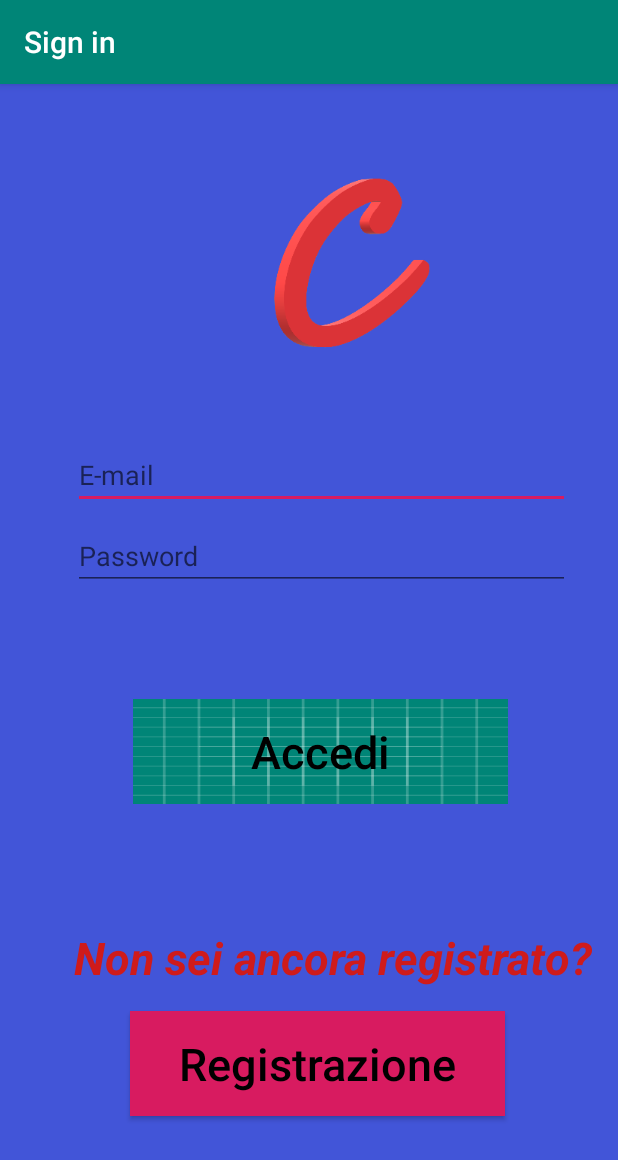
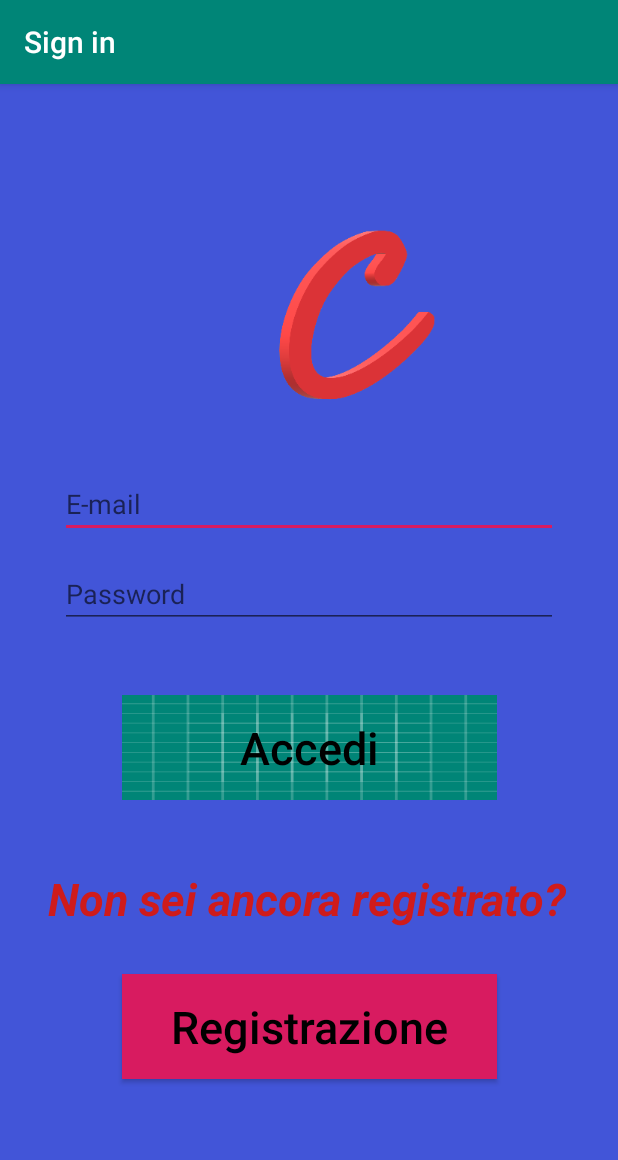
Before and after one commit to Mario-Volpe/Cicerone, an Android app: the screen it shows after launch (LoginActivity), after a tap on "Accesso", on a phone screen of 412 x 824 dp. Shown: the top 1160 px of the screen. Run offline under Robolectric (Android 15) with nearby library versions, the phone set to English and light mode, and no system bars.

Commit message:
Fixati bug relativi a login e registrazione.

```diff
--- a/app/src/main/java/com/example/cicerone/LoginActivity.java
+++ b/app/src/main/java/com/example/cicerone/LoginActivity.java
@@ -29,8 +29,6 @@ import com.example.cicerone.data.model.DBhelper;
 public class LoginActivity extends AppCompatActivity {
     private static final String TAG = "LoginActivity";
     private static final int REQUEST_SIGNUP = 0;
-
-    DBhelper db = new DBhelper(this);
 
     private EditText emailText;
     private EditText passwordText;
@@ -145,6 +143,8 @@ public class LoginActivity extends AppCompatActivity {
             emailText.setError(null);
         }
 
+        DBhelper db = new DBhelper(this);
+
         /*Verifico che l'email inserita esista per un utente registrato*/
         if (db.isSignedUp(validateUser))
         {
--- a/app/src/main/java/com/example/cicerone/MainActivity.java
+++ b/app/src/main/java/com/example/cicerone/MainActivity.java
@@ -9,19 +9,15 @@ import android.widget.Button;
 
 public class MainActivity extends AppCompatActivity {
 
-    private Button buttonLogin;
-    private Button buttonRegistration;
-
-
     @Override
     protected void onCreate(Bundle savedInstanceState) {
         super.onCreate(savedInstanceState);
         setContentView(R.layout.activity_main);
 
         //bottone che passa all'activity login
-        buttonLogin = (Button) findViewById(R.id.button_login);
+        Button buttonLogin = findViewById(R.id.button_login);
         //bottone che passa all'activity registrazione
-        buttonRegistration = (Button) findViewById(R.id.button_registrazione);
+        Button buttonRegistration = findViewById(R.id.button_registrazione);
 
         buttonLogin.setOnClickListener(new View.OnClickListener() {
             @Override
@@ -44,7 +40,6 @@ public class MainActivity extends AppCompatActivity {
         startActivity(Loginintent);
     }
 
-    //bisogna creare registration activity
     public void openActivityRegistration()
     {
         Intent RegistrationIntent = new Intent(this, RegistrationActivity.class);
--- a/app/src/main/java/com/example/cicerone/RegistrationActivity.java
+++ b/app/src/main/java/com/example/cicerone/RegistrationActivity.java
@@ -20,8 +20,6 @@ import java.util.Calendar;
 import java.util.Date;
 
 public class RegistrationActivity extends AppCompatActivity {
-
-    DBhelper  db = new DBhelper(this);
 
     private Utente nuovoUtente = new Utente();
 
@@ -57,6 +55,7 @@ public class RegistrationActivity extends AppCompatActivity {
                String emailUtenteStr = emailUtente.getText().toString().trim();
                String passwordUtenteStr = passwordUtente.getText().toString().trim();
                String passwordUtende2Str = passwordUtente2.getText().toString().trim();
+               DBhelper  db = new DBhelper(RegistrationActivity.super.getBaseContext());
 
                nuovoUtente.setNome(nomeUtenteStr);
                nuovoUtente.setCognome(cognomeUtenteStr);
--- a/app/src/main/res/layout/activity_login.xml
+++ b/app/src/main/res/layout/activity_login.xml
@@ -2,14 +2,9 @@
 <android.support.constraint.ConstraintLayout xmlns:android="http://schemas.android.com/apk/res/android"
     xmlns:app="http://schemas.android.com/apk/res-auto"
     xmlns:tools="http://schemas.android.com/tools"
-    android:id="@+id/container"
     android:layout_width="match_parent"
     android:layout_height="match_parent"
     android:background="#4255D8"
-    android:paddingLeft="@dimen/activity_horizontal_margin"
-    android:paddingTop="@dimen/activity_vertical_margin"
-    android:paddingRight="@dimen/activity_horizontal_margin"
-    android:paddingBottom="@dimen/activity_vertical_margin"
     tools:context=".LoginActivity">
 
     <Button
@@ -17,7 +12,7 @@
         style="@style/TextAppearance.AppCompat.Button"
         android:layout_width="250dp"
         android:layout_height="70dp"
-        android:layout_marginBottom="64dp"
+        android:layout_marginBottom="99dp"
         android:background="@color/colorAccent"
         android:text="Registrazione"
         android:textAllCaps="false"
@@ -27,42 +22,36 @@
         android:typeface="normal"
         app:layout_constraintBottom_toBottomOf="parent"
         app:layout_constraintEnd_toEndOf="parent"
-        app:layout_constraintHorizontal_bias="0.546"
         app:layout_constraintStart_toStartOf="parent"
-        app:layout_constraintTop_toBottomOf="@+id/button_login" />
+        app:layout_constraintTop_toBottomOf="@+id/textView" />
 
     <EditText
         android:id="@+id/username"
-        android:layout_width="331dp"
+        android:layout_width="0dp"
         android:layout_height="wrap_content"
+
         android:layout_marginStart="40dp"
-
         android:layout_marginLeft="40dp"
-        android:layout_marginTop="216dp"
-        android:layout_marginEnd="24dp"
-        android:layout_marginRight="24dp"
-        android:layout_marginBottom="3dp"
-        android:autofillHints="user@gmail.com"
+        android:layout_marginEnd="40dp"
+        android:layout_marginRight="40dp"
+        android:layout_marginBottom="9dp"
         android:hint="@string/prompt_email"
         android:inputType="textEmailAddress"
         android:selectAllOnFocus="true"
         app:layout_constraintBottom_toTopOf="@+id/password"
         app:layout_constraintEnd_toEndOf="parent"
         app:layout_constraintStart_toStartOf="parent"
-        app:layout_constraintTop_toTopOf="parent" />
+        app:layout_constraintTop_toBottomOf="@+id/imageView2" />
 
     <EditText
         android:id="@+id/password"
-        android:layout_width="331dp"
+        android:layout_width="0dp"
         android:layout_height="wrap_content"
         android:layout_marginStart="40dp"
-
         android:layout_marginLeft="40dp"
-        android:layout_marginTop="276dp"
-        android:layout_marginEnd="24dp"
-        android:layout_marginRight="24dp"
-        android:layout_marginBottom="36dp"
-        android:autofillHints="averystrongpassword"
+        android:layout_marginEnd="40dp"
+        android:layout_marginRight="40dp"
+        android:layout_marginBottom="40dp"
         android:hint="@string/prompt_password"
         android:imeActionLabel="@string/action_sign_in_short"
         android:imeOptions="actionDone"
@@ -71,19 +60,14 @@
         app:layout_constraintBottom_toTopOf="@+id/login"
         app:layout_constraintEnd_toEndOf="parent"
         app:layout_constraintStart_toStartOf="parent"
-        app:layout_constraintTop_toTopOf="parent" />
+        app:layout_constraintTop_toBottomOf="@+id/username" />
 
     <Button
         android:id="@+id/login"
         android:layout_width="250dp"
         android:layout_height="70dp"
         android:layout_gravity="start"
-        android:layout_marginStart="80dp"
-        android:layout_marginLeft="80dp"
-        android:layout_marginTop="36dp"
-        android:layout_marginEnd="65dp"
-        android:layout_marginRight="65dp"
-        android:layout_marginBottom="272dp"
+        android:layout_marginBottom="40dp"
         android:background="@drawable/ic_launcher_background"
         android:enabled="false"
         android:text="@string/action_sign_in"
@@ -91,7 +75,7 @@
         android:textAppearance="@style/TextAppearance.AppCompat.Widget.Button.Colored"
         android:textColor="#000000"
         android:textSize="30sp"
-        app:layout_constraintBottom_toBottomOf="parent"
+        app:layout_constraintBottom_toTopOf="@+id/textView"
         app:layout_constraintEnd_toEndOf="parent"
         app:layout_constraintStart_toStartOf="parent"
         app:layout_constraintTop_toBottomOf="@+id/password" />
@@ -99,59 +83,39 @@
     <ProgressBar
         android:id="@+id/loading"
         android:layout_width="0dp"
-        android:layout_height="42dp"
+        android:layout_height="0dp"
         android:layout_gravity="center"
-        android:layout_marginStart="222dp"
-        android:layout_marginLeft="222dp"
-        android:layout_marginTop="242dp"
-        android:layout_marginEnd="395dp"
-        android:layout_marginRight="395dp"
-        android:layout_marginBottom="715dp"
         android:visibility="gone"
-        app:layout_constraintBottom_toBottomOf="parent"
+        app:layout_constraintBottom_toBottomOf="@+id/imageView2"
         app:layout_constraintEnd_toEndOf="parent"
-        app:layout_constraintHorizontal_bias="0.55"
-        app:layout_constraintStart_toStartOf="parent"
-        app:layout_constraintTop_toTopOf="parent"
-        app:layout_constraintVertical_bias="0.29000002" />
+        app:layout_constraintTop_toBottomOf="@+id/imageView2" />
 
     <ImageView
         android:id="@+id/imageView2"
         android:layout_width="wrap_content"
         android:layout_height="wrap_content"
-        android:layout_marginStart="52dp"
-        android:layout_marginLeft="52dp"
-        android:layout_marginTop="16dp"
-        android:layout_marginEnd="5dp"
-        android:layout_marginRight="5dp"
-        android:layout_marginBottom="30dp"
+        android:layout_marginTop="67dp"
+        android:layout_marginEnd="18dp"
+        android:layout_marginRight="18dp"
+        android:layout_marginBottom="10dp"
         app:layout_constraintBottom_toTopOf="@+id/username"
-        app:layout_constraintEnd_toEndOf="parent"
-        app:layout_constraintHorizontal_bias="1.0"
-        app:layout_constraintStart_toStartOf="parent"
+        app:layout_constraintEnd_toEndOf="@+id/loading"
         app:layout_constraintTop_toTopOf="parent"
-        app:layout_constraintVertical_bias="1.0"
         app:srcCompat="@mipmap/logo" />
 
     <TextView
         android:id="@+id/textView"
         android:layout_width="wrap_content"
         android:layout_height="wrap_content"
-        android:layout_marginStart="48dp"
-        android:layout_marginLeft="48dp"
-        android:layout_marginTop="50dp"
-        android:layout_marginEnd="1dp"
-        android:layout_marginRight="1dp"
-        android:layout_marginBottom="15dp"
+        android:layout_marginStart="32dp"
+        android:layout_marginLeft="32dp"
+        android:layout_marginBottom="25dp"
         android:text="Non sei ancora registrato?"
         android:textAppearance="@style/TextAppearance.AppCompat.Large"
         android:textColor="#CF1B1B"
         android:textSize="30sp"
         android:textStyle="bold|italic"
         app:layout_constraintBottom_toTopOf="@+id/button_registrazione2"
-        app:layout_constraintEnd_toEndOf="parent"
-        app:layout_constraintHorizontal_bias="1.0"
         app:layout_constraintStart_toStartOf="parent"
-        app:layout_constraintTop_toBottomOf="@+id/login"
-        app:layout_constraintVertical_bias="1.0" />
+        app:layout_constraintTop_toBottomOf="@+id/login" />
 </android.support.constraint.ConstraintLayout>
```
Also changed, not shown: app/src/main/java/com/example/cicerone/data/model/DBhelper.java (+7 -7 lines), app/src/main/res/layout/activity_main.xml (+10 -10 lines), app/src/main/res/layout/activity_registration.xml (+8 -12 lines).
